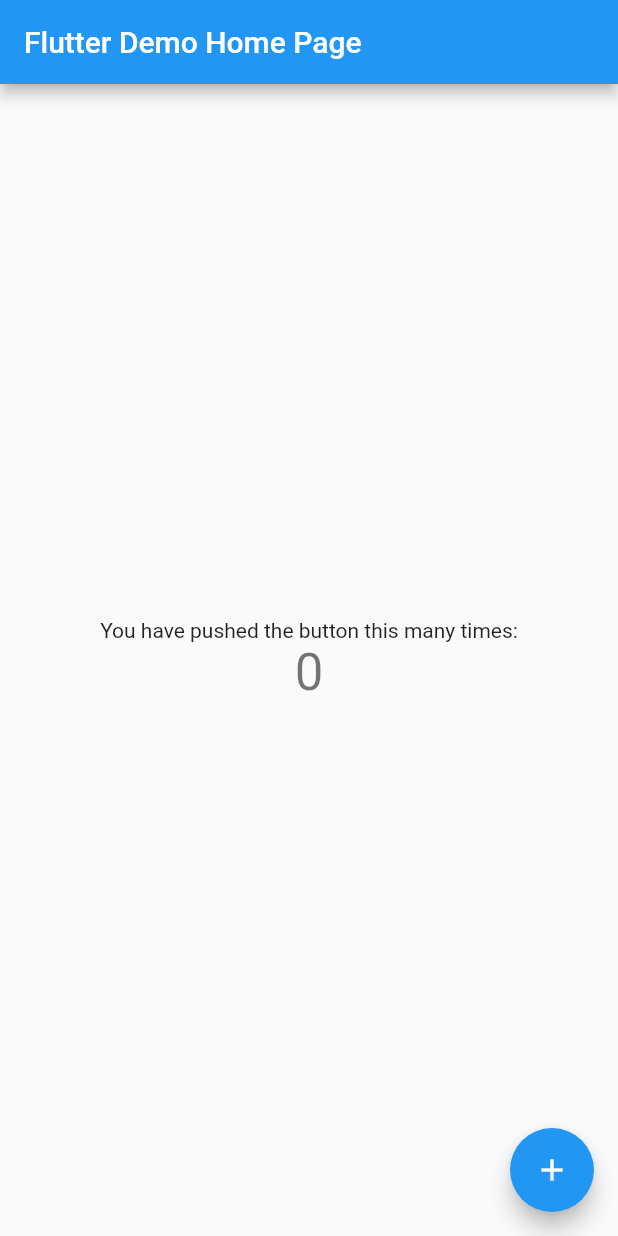
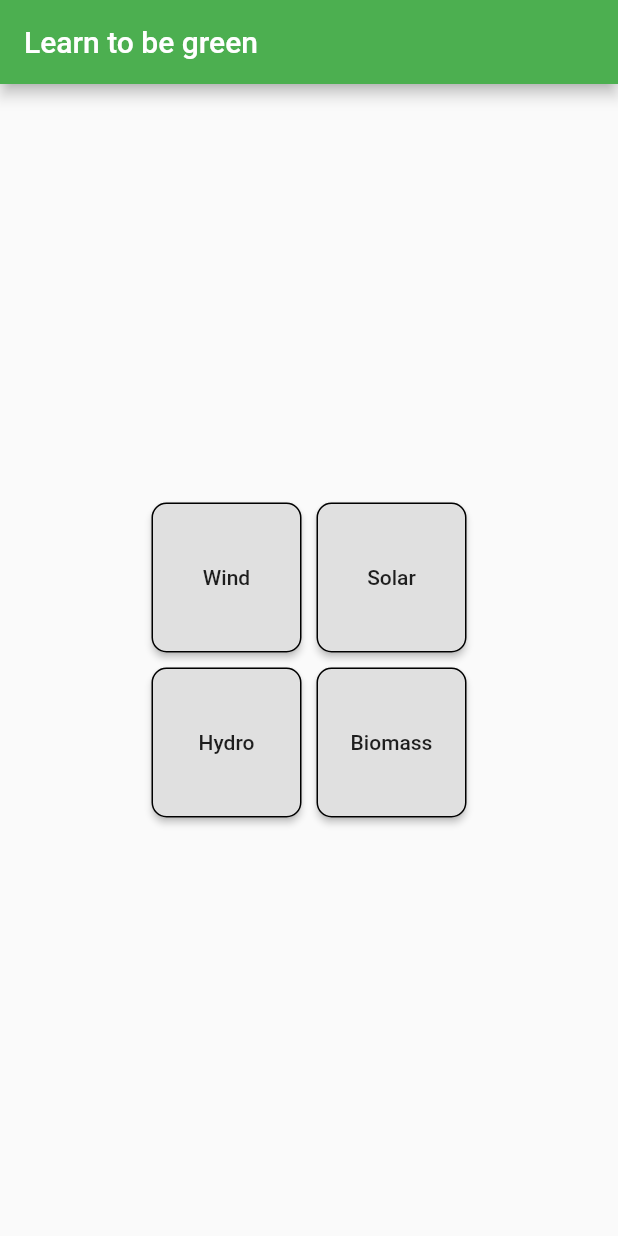
Before and after one commit to samramez/green_energy_app, a Flutter app: the screen it shows after launch, on a phone screen of 412 x 824 dp. Run offline on Flutter 3.47's test engine with Material 2 defaults, Android fonts, the phone set to English and light mode, and no system bars.

Commit message:
Added 4 ebergy buttons and centered them

```diff
--- /dev/null
+++ b/lib/HomePage.dart
@@ -0,0 +1,58 @@
+import 'package:flutter/material.dart';
+
+class HomePage extends StatelessWidget {
+  @override
+  Widget build(BuildContext context) {
+    return Scaffold(
+        appBar: AppBar(
+          title: Text("Learn to be green"),
+        ),
+        body: Center(
+          child: Column(
+            mainAxisAlignment: MainAxisAlignment.center,
+            crossAxisAlignment: CrossAxisAlignment.center,
+            children: <Widget>[
+              Column(children: <Widget>[
+                Row(mainAxisAlignment: MainAxisAlignment.center,
+                    children: <Widget>[
+                      EnergyButton('Wind', EnergyType.wind),
+                      EnergyButton('Solar', EnergyType.solar)
+                    ]),
+                Row(mainAxisAlignment: MainAxisAlignment.center,
+                  children: <Widget>[
+                    EnergyButton('Hydro', EnergyType.hydro),
+                    EnergyButton('Biomass', EnergyType.biomass)
+                  ],)
+              ],)
+            ],
+          ),
+        )
+    );
+  }
+}
+
+class EnergyButton extends StatelessWidget {
+  final String energyName;
+  final EnergyType energyType;
+
+  EnergyButton(this.energyName, this.energyType);
+
+  @override
+  Widget build(BuildContext context) {
+    return Container(
+      margin: EdgeInsets.all(5),
+      height: 100,
+      width: 100,
+      child: RaisedButton(
+        child: Text(energyName),
+        shape: RoundedRectangleBorder(
+            borderRadius: new BorderRadius.circular(10.0),
+            side: BorderSide(color: Colors.black)),
+        padding: EdgeInsets.all(5),
+        onPressed: () {},
+      ),
+    );
+  }
+}
+
+enum EnergyType { wind, solar, hydro, biomass }
--- a/lib/main.dart
+++ b/lib/main.dart
@@ -1,4 +1,5 @@
 import 'package:flutter/material.dart';
+import 'HomePage.dart';
 
 void main() => runApp(MyApp());
 
@@ -7,105 +8,15 @@ class MyApp extends StatelessWidget {
   @override
   Widget build(BuildContext context) {
     return MaterialApp(
-      title: 'Flutter Demo',
-      theme: ThemeData(
-        // This is the theme of your application.
-        //
-        // Try running your application with "flutter run". You'll see the
-        // application has a blue toolbar. Then, without quitting the app, try
-        // changing the primarySwatch below to Colors.green and then invoke
-        // "hot reload" (press "r" in the console where you ran "flutter run",
-        // or simply save your changes to "hot reload" in a Flutter IDE).
-        // Notice that the counter didn't reset back to zero; the application
-        // is not restarted.
-        primarySwatch: Colors.blue,
-      ),
-      home: MyHomePage(title: 'Flutter Demo Home Page'),
+      title: 'Learn to be green',
+      theme: ThemeData(primarySwatch: Colors.green),
+      home: HomePage(),
+      routes: <String,WidgetBuilder> {
+        '/wind' : (BuildContext context) => HomePage(),
+        '/sun' : (BuildContext context) => HomePage(),
+        '/hydro' : (BuildContext context) => HomePage(),
+        '/biomass' : (BuildContext context) => HomePage()
+      }
     );
   }
 }
-
-class MyHomePage extends StatefulWidget {
-  MyHomePage({Key key, this.title}) : super(key: key);
-
-  // This widget is the home page of your application. It is stateful, meaning
-  // that it has a State object (defined below) that contains fields that affect
-  // how it looks.
-
-  // This class is the configuration for the state. It holds the values (in this
-  // case the title) provided by the parent (in this case the App widget) and
-  // used by the build method of the State. Fields in a Widget subclass are
-  // always marked "final".
-
-  final String title;
-
-  @override
-  _MyHomePageState createState() => _MyHomePageState();
-}
-
-class _MyHomePageState extends State<MyHomePage> {
-  int _counter = 0;
-
-  void _incrementCounter() {
-    setState(() {
-      // This call to setState tells the Flutter framework that something has
-      // changed in this State, which causes it to rerun the build method below
-      // so that the display can reflect the updated values. If we changed
-      // _counter without calling setState(), then the build method would not be
-      // called again, and so nothing would appear to happen.
-      _counter++;
-    });
-  }
-
-  @override
-  Widget build(BuildContext context) {
-    // This method is rerun every time setState is called, for instance as done
-    // by the _incrementCounter method above.
-    //
-    // The Flutter framework has been optimized to make rerunning build methods
-    // fast, so that you can just rebuild anything that needs updating rather
-    // than having to individually change instances of widgets.
-    return Scaffold(
-      appBar: AppBar(
-        // Here we take the value from the MyHomePage object that was created by
-        // the App.build method, and use it to set our appbar title.
-        title: Text(widget.title),
-      ),
-      body: Center(
-        // Center is a layout widget. It takes a single child and positions it
-        // in the middle of the parent.
-        child: Column(
-          // Column is also a layout widget. It takes a list of children and
-          // arranges them vertically. By default, it sizes itself to fit its
-          // children horizontally, and tries to be as tall as its parent.
-          //
-          // Invoke "debug painting" (press "p" in the console, choose the
-          // "Toggle Debug Paint" action from the Flutter Inspector in Android
-          // Studio, or the "Toggle Debug Paint" command in Visual Studio Code)
-          // to see the wireframe for each widget.
-          //
-          // Column has various properties to control how it sizes itself and
-          // how it positions its children. Here we use mainAxisAlignment to
-          // center the children vertically; the main axis here is the vertical
-          // axis because Columns are vertical (the cross axis would be
-          // horizontal).
-          mainAxisAlignment: MainAxisAlignment.center,
-          children: <Widget>[
-            Text(
-              'You have pushed the button this many times:',
-            ),
-            Text(
-              '$_counter',
-              style: Theme.of(context).textTheme.display1,
-            ),
-          ],
-        ),
-      ),
-      floatingActionButton: FloatingActionButton(
-        onPressed: _incrementCounter,
-        tooltip: 'Increment',
-        child: Icon(Icons.add),
-      ), // This trailing comma makes auto-formatting nicer for build methods.
-    );
-  }
-}
```
Also changed, not shown: lib/shared/dimens.dart (added).
